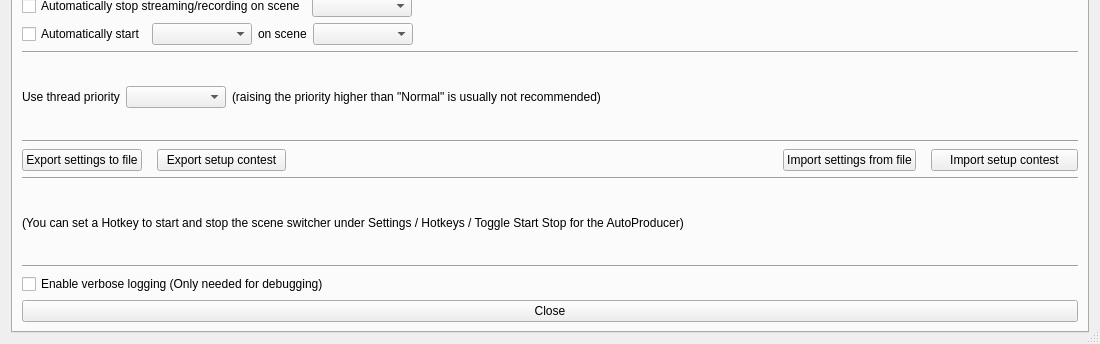
Above: forms/advanced-scene-switcher.ui from Bryshot/TFG before the change; both pictures show x 0 to 1100 and y 256 to 600 of the 1100 by 600 pixel window. Below: the same form after it.
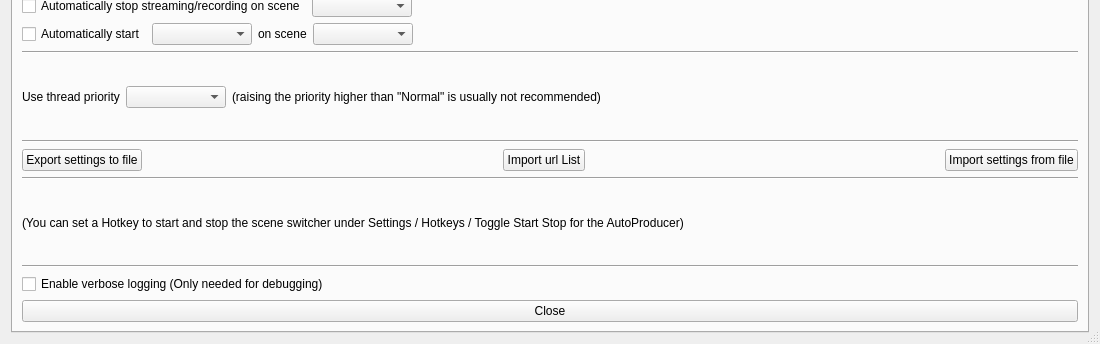
That is the form after the change.

Commit message: Update ImportUrl logic

Patch:
```diff
--- a/forms/advanced-scene-switcher.ui
+++ b/forms/advanced-scene-switcher.ui
@@ -527,25 +527,6 @@
            </property>
           </widget>
          </item>
-         <item>
-          <widget class="QPushButton" name="ExportSetupContest">
-           <property name="minimumSize">
-            <size>
-             <width>129</width>
-             <height>0</height>
-            </size>
-           </property>
-           <property name="maximumSize">
-            <size>
-             <width>147</width>
-             <height>16777215</height>
-            </size>
-           </property>
-           <property name="text">
-            <string>Export setup contest</string>
-           </property>
-          </widget>
-         </item>
          <item>
           <spacer name="horizontalSpacer_3">
            <property name="orientation">
@@ -559,6 +540,26 @@
            </property>
           </spacer>
          </item>
+         <item>
+          <widget class="QPushButton" name="importUrls">
+           <property name="text">
+            <string>Import url List</string>
+           </property>
+          </widget>
+         </item>
+         <item>
+          <spacer name="horizontalSpacer_2">
+           <property name="orientation">
+            <enum>Qt::Horizontal</enum>
+           </property>
+           <property name="sizeHint" stdset="0">
+            <size>
+             <width>40</width>
+             <height>20</height>
+            </size>
+           </property>
+          </spacer>
+         </item>
          <item>
           <widget class="QPushButton" name="importSettings">
            <property name="text">
@@ -566,22 +567,6 @@
            </property>
           </widget>
          </item>
-         <item>
-          <widget class="QPushButton" name="importSetupContest">
-           <property name="enabled">
-            <bool>true</bool>
-           </property>
-           <property name="minimumSize">
-            <size>
-             <width>147</width>
-             <height>0</height>
-            </size>
-           </property>
-           <property name="text">
-            <string>Import setup contest</string>
-           </property>
-          </widget>
-         </item>
         </layout>
        </item>
        <item>
```
Left out of the diff: 2 changed lines with no effect on the pictures. The commit also changes 7 other files.
